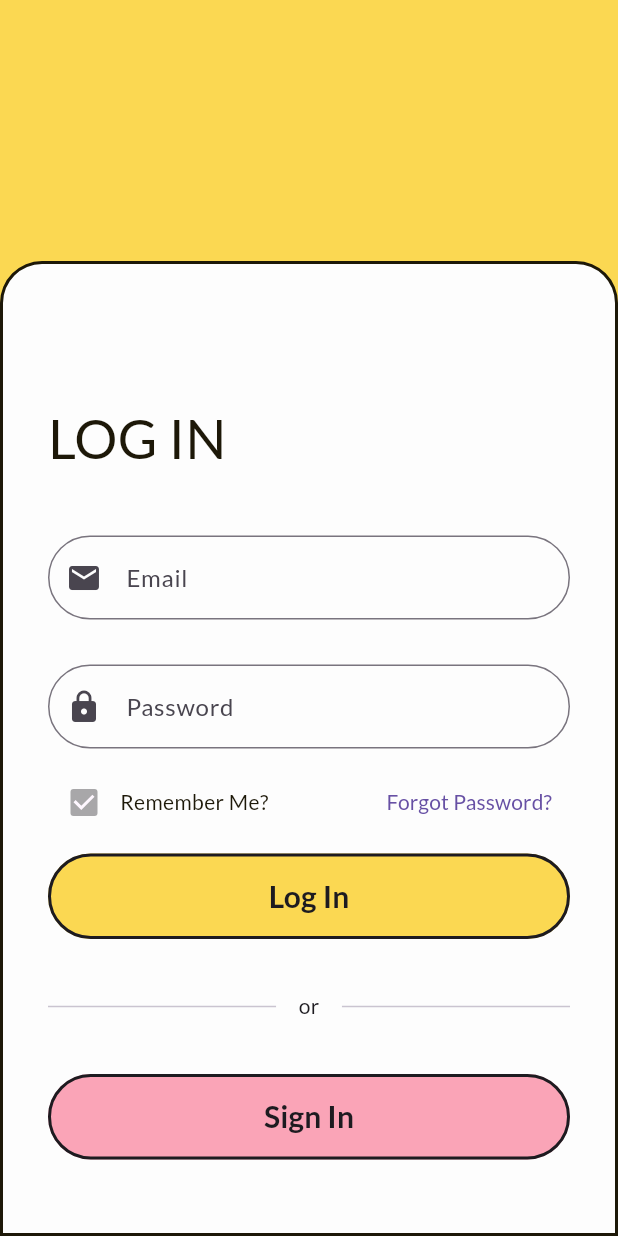
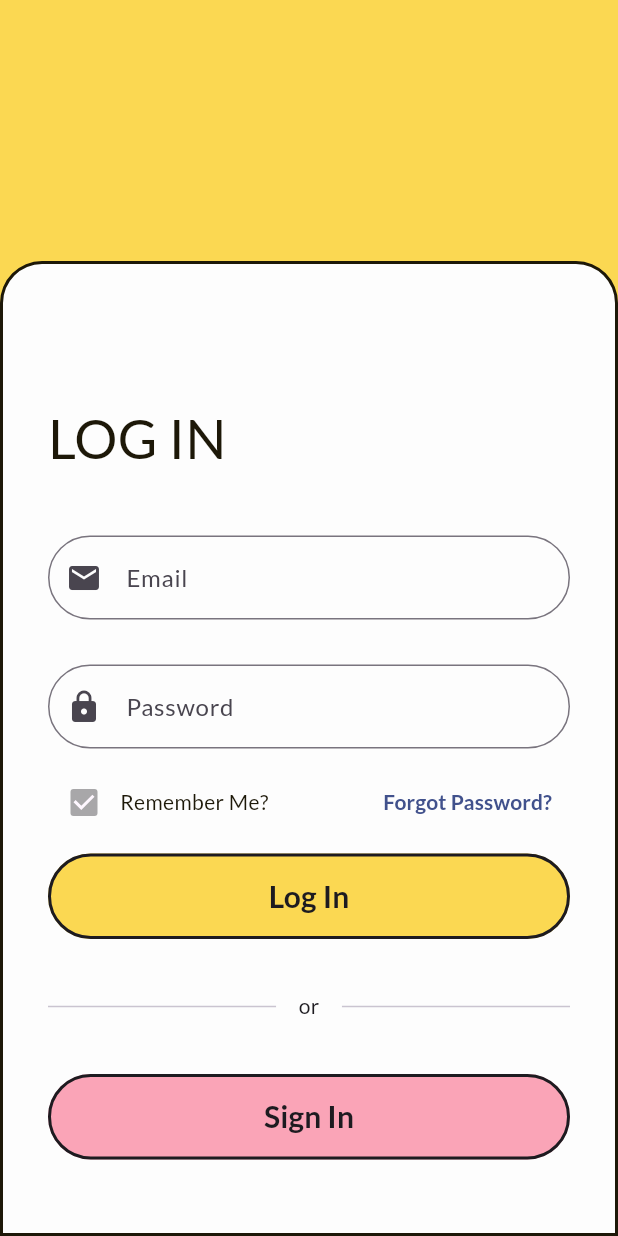
Before and after one commit to SimonFine/Lodowka, a Flutter app: the screen it shows after launch, on a phone screen of 412 x 824 dp. Run offline on Flutter 3.47's test engine with Material 3 defaults, Android fonts, the phone set to English and light mode, and no system bars; our stand-ins replace google_fonts.

Commit message:
add style to forgot password button

```diff
--- a/lodowka/lib/pages/LogIn.dart
+++ b/lodowka/lib/pages/LogIn.dart
@@ -84,7 +84,11 @@ class _LogInState extends State<LogIn> {
                     ),
                     TextButton(
                       onPressed: () {},
-                      child: Text('Forgot Password?'),
+                      child: Text('Forgot Password?',
+                        style: TextStyle(
+                          color: Color(0xFF41518C),
+                          fontWeight: FontWeight.bold
+                        ),),
                     ),
                   ],
                 ),
```
